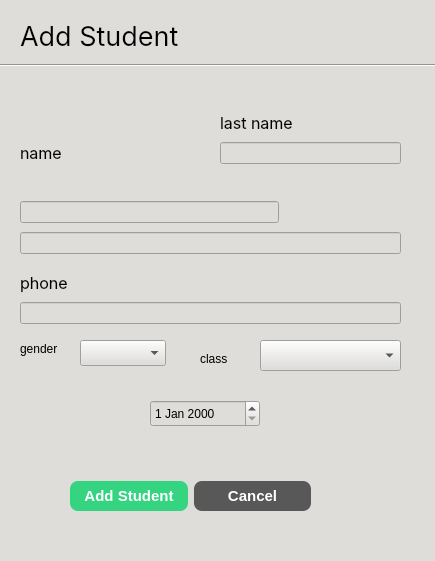
KasperJack/School-Management-System, file School_System/ui/AddStudentDialog.ui: the form before one commit.
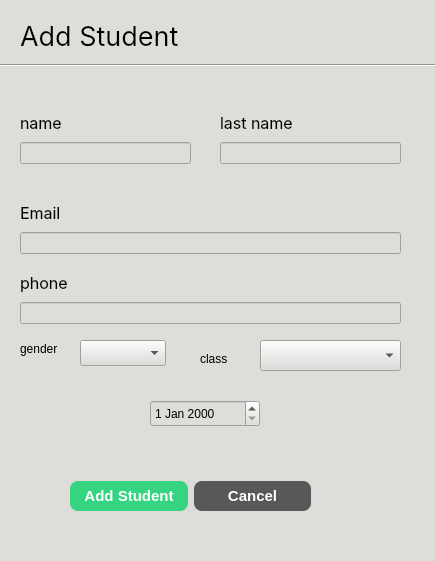
The form after the commit.

```diff
--- a/School_System/ui/AddStudentDialog.ui
+++ b/School_System/ui/AddStudentDialog.ui
@@ -110,8 +110,8 @@
     <rect>
      <x>20</x>
      <y>110</y>
-     <width>259</width>
-     <height>113</height>
+     <width>171</width>
+     <height>54</height>
     </rect>
    </property>
    <layout class="QVBoxLayout" name="verticalLayout">
```
Left out of the diff: 2 changed lines with no effect on the pictures.
